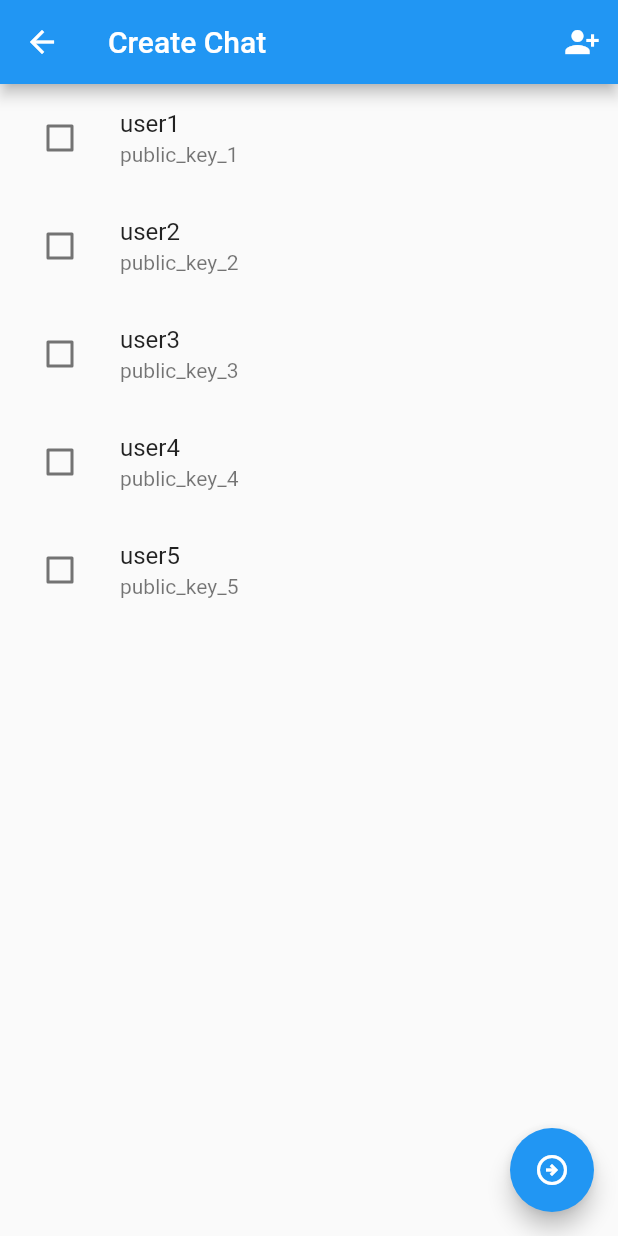
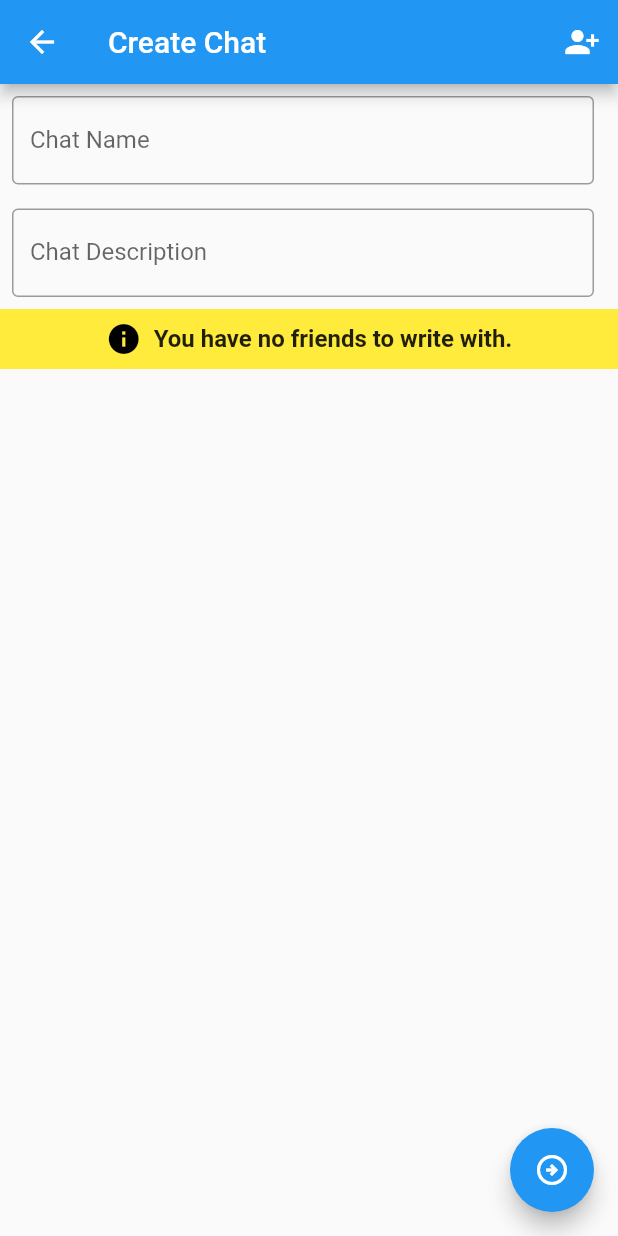
Before and after one commit to tomLamprecht/SecureMessenger, a Flutter app: the CreateChatWidget screen opened directly, after a tap on the "arrow circle right" icon, on a phone screen of 412 x 824 dp. Run offline on Flutter 3.47's test engine with Material 2 defaults, Android fonts, the phone set to English and light mode, and no system bars; our stand-ins replace basic_utils, file_picker, scrollable_positioned_list; missing offline and left inert: asn1lib, dart:html, ecdsa, elliptic, encrypt, pointycastle and 1 more; network calls fail.

Commit message:
connected FE to BE

```diff
--- a/app/lib/services/account_service.dart
+++ b/app/lib/services/account_service.dart
@@ -11,6 +11,8 @@ class AccountService {
       final url = Uri.parse('${ApiConfig.httpBaseUrl}/accounts/by-username/$username');
       final response = await CustomHttpClient().get(url);
       if (response.statusCode == 200) {
+        print("Im accService if 200");
+        print(response.body);
         final dynamic jsonAcc = json.decode(response.body);
         return Account.fromJson(jsonAcc);
 
--- a/app/lib/services/chats_service.dart
+++ b/app/lib/services/chats_service.dart
@@ -42,7 +42,7 @@ class ChatsService {
     }
   }
 
-  Future<List<Chat>?> getChatsFromUser() async {
+  Future<List<Chat>> getChatsFromUser() async {
     print("get all chats");
     final url = Uri.parse('${ApiConfig.httpBaseUrl}/chats');
     print("use uri $url");
@@ -53,7 +53,7 @@ class ChatsService {
       return chatList;
     } else {
       log("Keine Liste bei GET-Request erhalten!");
-      return null;
+      return [];
     }
   }
 
@@ -63,7 +63,7 @@ class ChatsService {
 
     final response = await CustomHttpClient().delete(url, headers: headers);
 
-    if (response.statusCode == 200) {
+    if (response.statusCode == 204) {
       return true;
     } else {
       return false;
--- a/app/lib/services/friendship_service.dart
+++ b/app/lib/services/friendship_service.dart
@@ -11,12 +11,38 @@ class FriendshipService {
     final url = Uri.parse('${ApiConfig.httpBaseUrl}/friendships/incoming?showOnlyPending=true');
 
     final response = await CustomHttpClient().get(url);
+    print("RespCode: ${response.statusCode}");
     if (response.statusCode == 200) {
+      print("if - Response: ${response.body}");
+      print("Json Decode: ${json.decode(response.body)}");
       final List<dynamic> jsonList = json.decode(response.body);
-      final List<Friendship> friendshipList = jsonList.map((json) => Friendship.fromJson(json))
-          .toList();
+      final List<Friendship> friendshipList = jsonList.map((json) => Friendship.fromJson(json)).toList();
       final List<Account> accounts = [];
       for (var incomingFriendship in friendshipList) { accounts.add(incomingFriendship.fromAccount); }
+      return accounts;
+    } else {
+      log("Keine Liste bei GET-Request erhalten!");
+      return [];
+    }
+  }
+
+  Future<List<Account>> getFriendships() async {
+    final url = Uri.parse('${ApiConfig.httpBaseUrl}/friendships');
+
+    final response = await CustomHttpClient().get(url); //todo: ab hier gleiches wie drüber, in Methode auslagern wenn fehler fixed
+    print("friendships code: ${response.statusCode}");
+    if (response.statusCode == 200) {
+      print("responseBody: ${response.body}");
+      final List<dynamic> jsonList = json.decode(response.body);
+      print("jsonList: $jsonList");
+      if(jsonList.isEmpty) {
+        return [];
+      }
+      final List<Friendship> friendshipList = jsonList.map((json) => Friendship.fromJson(json)).toList();
+      print("friendships: $friendshipList");
+      final List<Account> accounts = [];
+      for (var incomingFriendship in friendshipList) { accounts.add(incomingFriendship.fromAccount); } // todo: muss ich fromAccount abfragen oder toAccount?
+      print("friendships accounts: $accounts");
       return accounts;
     } else {
       log("Keine Liste bei GET-Request erhalten!");
--- a/app/lib/widgets/create_chat.dart
+++ b/app/lib/widgets/create_chat.dart
@@ -1,51 +1,66 @@
 import 'package:flutter/material.dart';
-import 'dart:convert';
-import 'package:http/http.dart' as http;
 import 'package:my_flutter_test/models/account_id_to_encrypted_sym_key.dart';
 import 'package:my_flutter_test/services/chats_service.dart';
 import 'package:my_flutter_test/services/files/aes_helper.dart';
 import 'package:my_flutter_test/services/files/ecc_helper.dart';
+import 'package:my_flutter_test/services/friendship_service.dart';
 import 'package:my_flutter_test/services/stores/who_am_i_store.dart';
 
+import '../models/account.dart';
 import '../screens/friend_request_screen.dart';
 import '../services/stores/ecc_key_store.dart';
 
 class CreateChatWidget extends StatefulWidget {
   const CreateChatWidget({super.key});
 
-
   @override
   State<CreateChatWidget> createState() => _CreateChatWidgetState();
 }
 
-class Account {
-  final int id;
-  final String username;
-  final String publicKey;
-  bool isSelected;
-
-  Account(this.id, this.username, this.publicKey, this.isSelected);
-}
+// class Account {
+//   final int id;
+//   final String username;
+//   final String publicKey;
+//   bool isSelected;
+//
+//   Account(this.id, this.username, this.publicKey, this.isSelected);
+// }
 
 class _CreateChatWidgetState extends State<CreateChatWidget> {
+  FriendshipService friendshipService = FriendshipService();
   List<Account> accounts = [
-    Account(1, 'user1', 'public_key_1', false),
-    Account(2, 'user2', 'public_key_2', false),
-    Account(3, 'user3', 'public_key_3', false),
-    Account(4, 'user4', 'public_key_4', false),
-    Account(15, 'user5', 'public_key_5', false),
+    // Account(accountId: 1, userName: 'user1', publicKey: 'public_key_1'),
+    // Account(accountId: 2, userName: 'user2', publicKey: 'public_key_2'),
+    // Account(accountId: 3, userName: 'user3', publicKey: 'public_key_3'),
+    // Account(accountId: 4, userName: 'user4', publicKey: 'public_key_4'),
+    // Account(accountId: 15,userName:  'user5', publicKey: 'public_key_5')
   ];
-  List<Account> chatAccounts = [];
+
+  // List<Account> chatAccounts = [];
+
+  TextEditingController _chatNameController = TextEditingController();
+  FocusNode _chatNameFocusNode = FocusNode();
+
+  TextEditingController _chatDescriptionController = TextEditingController();
+  FocusNode _chatDescriptionFocusNode = FocusNode();
 
   @override
   void initState() {
     super.initState();
-    fetchFriends(); // Fetch "Freunde" vom Backend
+    fetchFriends();
   }
 
   Future<void> createChat() async {
     var chatName = "";
     var chatDescription = "";
+    if(_chatNameController.text.trim().isNotEmpty) {
+      chatName = _chatNameController.text.trim();
+    }
+    if(_chatDescriptionController.text.trim().isNotEmpty) {
+      chatName = _chatDescriptionController.text.trim();
+    }
+
+    print("chatName: $chatName & chatDescription: $chatDescription");
 
     if (EccKeyStore().publicKey == null || WhoAmIStore().accountId == null) {
       throw Error(); // todo: add message
@@ -59,61 +74,26 @@ class _CreateChatWidgetState extends State<CreateChatWidget> {
 
     // 3. create encrypted sym keys
     List<AccountIdToEncryptedSymKey> encryptedSymKeys = [];
-    var ownEncryptedSymKey = eccHelper.encodeWithPubKey(EccKeyStore().publicKey!, symKey);
-    encryptedSymKeys.add(AccountIdToEncryptedSymKey(accountId: WhoAmIStore().accountId!, encryptedSymmetricKey: ownEncryptedSymKey));
+    var ownEncryptedSymKey =
+        eccHelper.encodeWithPubKey(EccKeyStore().publicKey!, symKey);
+    encryptedSymKeys.add(AccountIdToEncryptedSymKey(
+        accountId: WhoAmIStore().accountId!,
+        encryptedSymmetricKey: ownEncryptedSymKey));
     for (var account in accountsInChat) {
-      var encodedSymKey = eccHelper.encodeWithPubKeyString(account.publicKey, symKey);
-      encryptedSymKeys.add(AccountIdToEncryptedSymKey(accountId: account.id, encryptedSymmetricKey: encodedSymKey));
+      var encodedSymKey =
+          eccHelper.encodeWithPubKeyString(account.publicKey, symKey);
+      encryptedSymKeys.add(AccountIdToEncryptedSymKey(
+          accountId: account.accountId, encryptedSymmetricKey: encodedSymKey));
     }
 
     // 4. Create chat
-    await ChatsService().createChatNew(chatName, chatDescription, encryptedSymKeys);
+    await ChatsService()
+        .createChatNew(chatName, chatDescription, encryptedSymKeys);
   }
 
   Future<void> fetchFriends() async {
-    final url = Uri.parse("https://DEIN_BACKEND_URL/getfriends"); // Hier die URL zum Backend-Endpunkt einsetzen
-
-    try {
-      final response = await http.get(url);
-
-      if (response.statusCode == 200) {
-        List<dynamic> data = jsonDecode(response.body);
-        List<Account> fetchedAccounts = data.map((item) => Account(item['id'], item['username'], item['publicKey'], false)).toList();
-
-        setState(() {
-          accounts = fetchedAccounts;
-        });
-      } else {
-        print("Anfrage fehlgeschlagen. Statuscode: ${response.statusCode}");
-      }
-    } catch (e) {
-      print("Fehler bei der Anfrage: $e");
-    }
-  }
-
-  Future<void> sendChatAccountsToBackend(List<Account> chatAccounts) async {
-    await createChat();
-    final url = Uri.parse("https://DEIN_BACKEND_URL/sendchataccounts"); // Hier die URL zum Backend-Endpunkt einsetzen
-
-    try {
-      final List<String> selectedAccounts = chatAccounts.map((account) => account.username).toList();
-      final response = await http.post(
-        url,
-        body: jsonEncode({"accounts": selectedAccounts}),
-        headers: {"Content-Type": "application/json"},
-      );
-
-      if (response.statusCode == 200) {
-        // Erfolgreiche Anfrage
-        print("Chat-Accounts erfolgreich an das Backend gesendet.");
-      } else {
-        // Anfrage fehlgeschlagen
-        print("Anfrage fehlgeschlagen. Statuscode: ${response.statusCode}");
-      }
-    } catch (e) {
-      // Fehler beim Anfrageversuch
-      print("Fehler bei der Anfrage: $e");
-    }
+    accounts = await friendshipService.getFriendships();
+    print("got Friends in createChat");
   }
 
   @override
@@ -134,6 +114,82 @@ class _CreateChatWidgetState extends State<CreateChatWidget> {
         ],
       ),
       body: Center(
+        child: Column(
+          children: [
+            Padding(
+              padding: const EdgeInsets.all(8.0),
+              child: Row(
+                children: [
+                  Expanded(
+                    child: TextField(
+                      controller: _chatNameController,
+                      focusNode: _chatNameFocusNode,
+                      decoration: const InputDecoration(
+                        labelText: 'Chat Name',
+                        border: OutlineInputBorder(),
+                        focusedBorder: OutlineInputBorder(
+                          borderSide: BorderSide(
+                            color: Colors.blue,
+                            width: 2.0,
+                          ),
+                        ),
+                      ),
+                      // onChanged: (value) {
+                      //   setState(() {
+                      //     chatName = value;
+                      //   });
+                      // },
+                    ),
+                  ),
+                  SizedBox(width: 8.0),
+                ],
+              ),
+            ),
+            Padding(
+              padding: const EdgeInsets.all(8.0),
+              child: Row(
+                children: [
+                  Expanded(
+                    child: TextField(
+                      controller: _chatDescriptionController,
+                      focusNode: _chatDescriptionFocusNode,
+                      decoration: const InputDecoration(
+                        labelText: 'Chat Description',
+                        border: OutlineInputBorder(),
+                        focusedBorder: OutlineInputBorder(
+                          borderSide: BorderSide(
+                            color: Colors.blue,
+                            width: 2.0,
+                          ),
+                        ),
+                      ),
+                    ),
+                  ),
+                  SizedBox(width: 8.0),
+                ],
+              ),
+            ),
+            if (accounts.isEmpty)
+              Container(
+                color: Colors.yellow, // Hintergrundfarbe des Banners
+                padding: EdgeInsets.all(8.0),
+                child: Row(
+                  mainAxisAlignment: MainAxisAlignment.center,
+                  children: const [
+                    Icon(Icons.info, color: Colors.black),
+                    SizedBox(width: 8.0),
+                    Text(
+                      'You have no friends to write with.', // No friends could be loaded.
+                      style: TextStyle(
+                        fontSize: 16.0,
+                        fontWeight: FontWeight.bold,
+                      ),
+                    ),
+                  ],
+                ),
+              )
+            else
+            Expanded(
               child: ListView.builder(
                 itemCount: accounts.length,
                 itemBuilder: (context, index) {
@@ -142,32 +198,36 @@ class _CreateChatWidgetState extends State<CreateChatWidget> {
                       value: accounts[index].isSelected,
                       onChanged: (bool? value) {
                         setState(() {
-                    accounts[index].isSelected = value ?? false;
-                    if (value ?? false) {
-                      chatAccounts.add(accounts[index]);
-                    } else {
-                      chatAccounts.remove(accounts[index]);
-                    }
+                          accounts[index].isSelected =
+                              !accounts[index].isSelected;
+                          // accounts[index].isSelected = value ?? false;
+                          // if (value ?? false) {
+                          //   chatAccounts.add(accounts[index]);
+                          // } else {
+                          //   chatAccounts.remove(accounts[index]);
+                          // }
                         });
                       },
                     ),
-              title: Text(accounts[index].username),
+                    title: Text(accounts[index].userName),
                     subtitle: Text(accounts[index].publicKey),
                   );
                 },
+              ),
+            ),
+          ],
         ),
       ),
       floatingActionButton: FloatingActionButton(
         onPressed: () async {
           await createChat();
         },
-        child: Icon(Icons.arrow_circle_right_outlined),
+        child: const Icon(Icons.arrow_circle_right_outlined),
       ),
       floatingActionButtonLocation: FloatingActionButtonLocation.endFloat,
     );
   }
 }
-
 
 // class _CreateChatWidgetState extends State<CreateChatWidget> {
 //   late TextEditingController _controller;
```
Also changed, not shown: app/lib/screens/chat_overview_screen.dart (+13 -22 lines), app/lib/screens/friend_request_screen.dart (+18 -21 lines). Lines whose indentation alone changed are shown as unchanged.
